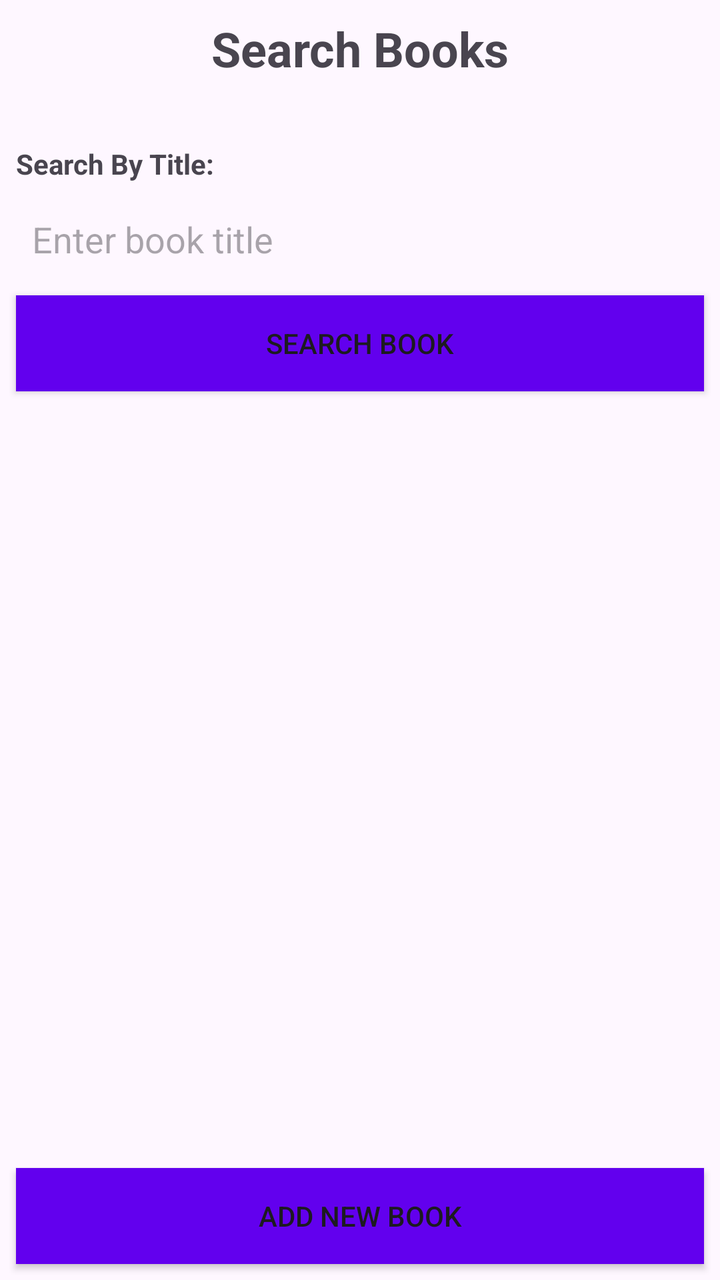
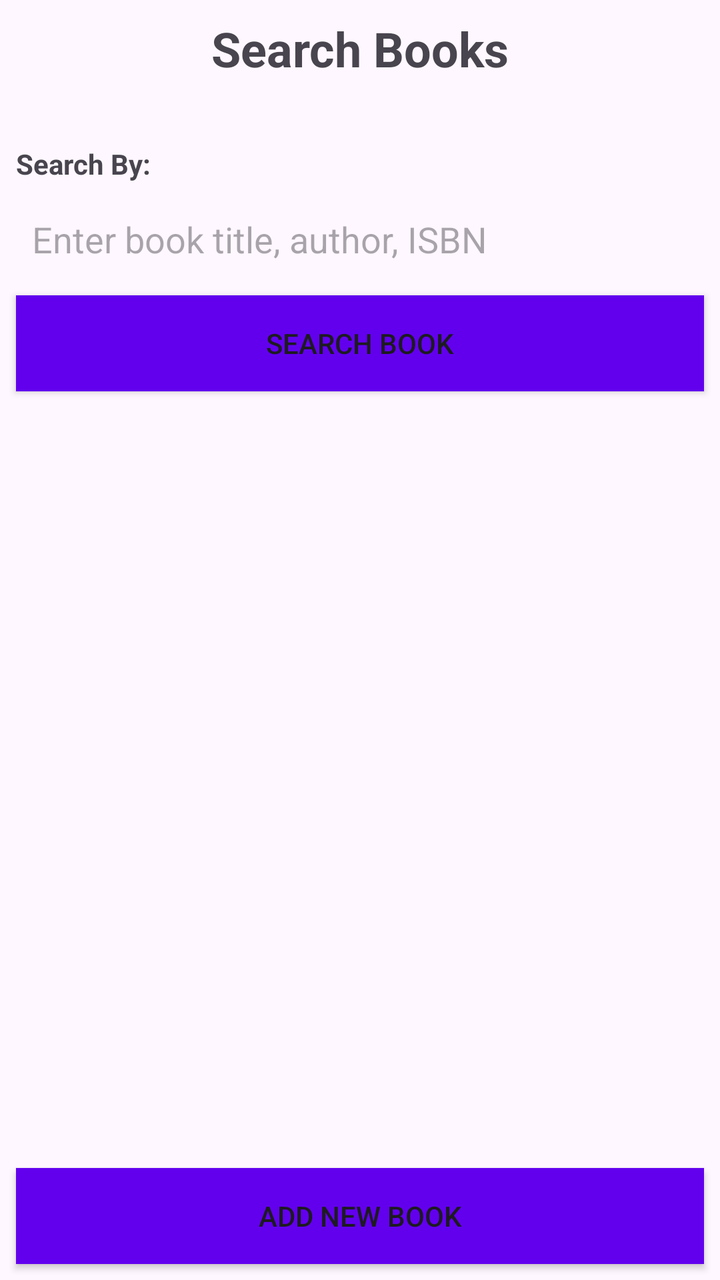

Compare the two renders of this Android layout. The source of the first and the diff that turns it into the second are given below.
<!-- AndroidManifest.xml: application theme Theme.BooksForMeSeller -->
<!-- res/layout/activity_search_book.xml -->
<?xml version="1.0" encoding="utf-8"?>
<androidx.constraintlayout.widget.ConstraintLayout xmlns:android="http://schemas.android.com/apk/res/android"
    xmlns:app="http://schemas.android.com/apk/res-auto"
    xmlns:tools="http://schemas.android.com/tools"
    android:id="@+id/main"
    android:layout_width="match_parent"
    android:layout_height="match_parent"
    tools:context=".activity.inventory.SearchBookActivity">
    
    <TextView
        android:id="@+id/addNewBookStockTitleTextView"
        android:layout_width="wrap_content"
        android:layout_height="wrap_content"
        android:layout_margin="8dp"
        android:paddingBottom="16dp"
        android:text="Search Books"
        android:textSize="24sp"
        android:textStyle="bold"
        app:layout_constraintEnd_toEndOf="parent"
        app:layout_constraintStart_toStartOf="parent"
        app:layout_constraintTop_toTopOf="parent" />

    
    <TextView
        android:id="@+id/addNewBookStockTitleLabel"
        android:layout_width="wrap_content"
        android:layout_height="wrap_content"
        android:layout_margin="8dp"
        android:paddingTop="8dp"
        android:text="Search By Title:"
        android:textStyle="bold"
        app:layout_constraintStart_toStartOf="parent"
        app:layout_constraintTop_toBottomOf="@id/addNewBookStockTitleTextView" />

    <EditText
        android:id="@+id/addNewBookStockTitleEditText"
        android:layout_width="0dp"
        android:layout_height="wrap_content"
        android:layout_margin="8dp"
        android:background="?attr/selectableItemBackgroundBorderless"
        android:hint="Enter book title"
        android:inputType="text"
        android:padding="8dp"
        app:layout_constraintEnd_toEndOf="parent"
        app:layout_constraintStart_toStartOf="parent"
        app:layout_constraintTop_toBottomOf="@id/addNewBookStockTitleLabel" />


    <Button
        android:id="@+id/searchBookButton"
        android:layout_width="0dp"
        android:layout_height="wrap_content"
        android:layout_margin="8dp"
        android:background="@color/primaryColor"
        android:padding="12dp"
        android:text="Search Book"
        app:layout_constraintEnd_toEndOf="parent"
        app:layout_constraintStart_toStartOf="parent"
        app:layout_constraintTop_toBottomOf="@+id/addNewBookStockTitleEditText" />


    <androidx.recyclerview.widget.RecyclerView
        android:id="@+id/searchResultsRecyclerView"
        android:layout_width="0dp"
        android:layout_height="0dp"
        android:layout_margin="8dp"
        android:layout_marginTop="16dp"
        app:layout_constraintBottom_toTopOf="@+id/addNewBookNavigateButton"
        app:layout_constraintEnd_toEndOf="parent"
        app:layout_constraintStart_toStartOf="parent"
        app:layout_constraintTop_toBottomOf="@id/searchBookButton" />

    <Button
        android:id="@+id/addNewBookNavigateButton"
        android:layout_width="0dp"
        android:layout_height="wrap_content"
        android:layout_margin="8dp"
        android:background="@color/primaryColor"
        android:padding="12dp"
        android:text="Add New Book"
        app:layout_constraintBottom_toBottomOf="parent"
        app:layout_constraintEnd_toEndOf="parent"
        app:layout_constraintStart_toStartOf="parent" />

</androidx.constraintlayout.widget.ConstraintLayout>
<!-- resources referenced by this layout -->
<resources>
  <color name="primaryColor">#6200EE</color>
  <style name="Theme.BooksForMeSeller" parent="Base.Theme.BooksForMeSeller" />
  <style name="Base.Theme.BooksForMeSeller" parent="Theme.Material3.DayNight.NoActionBar">
          
          
      </style>
</resources>

<!-- the commit's change to res/layout/activity_search_book.xml (unified diff, before → after) -->
@@ -27,7 +27,7 @@
         android:layout_height="wrap_content"
         android:layout_margin="8dp"
         android:paddingTop="8dp"
-        android:text="Search By Title:"
+        android:text="Search By:"
         android:textStyle="bold"
         app:layout_constraintStart_toStartOf="parent"
         app:layout_constraintTop_toBottomOf="@id/addNewBookStockTitleTextView" />
@@ -38,7 +38,7 @@
         android:layout_height="wrap_content"
         android:layout_margin="8dp"
         android:background="?attr/selectableItemBackgroundBorderless"
-        android:hint="Enter book title"
+        android:hint="Enter book title, author, ISBN"
         android:inputType="text"
         android:padding="8dp"
         app:layout_constraintEnd_toEndOf="parent"
